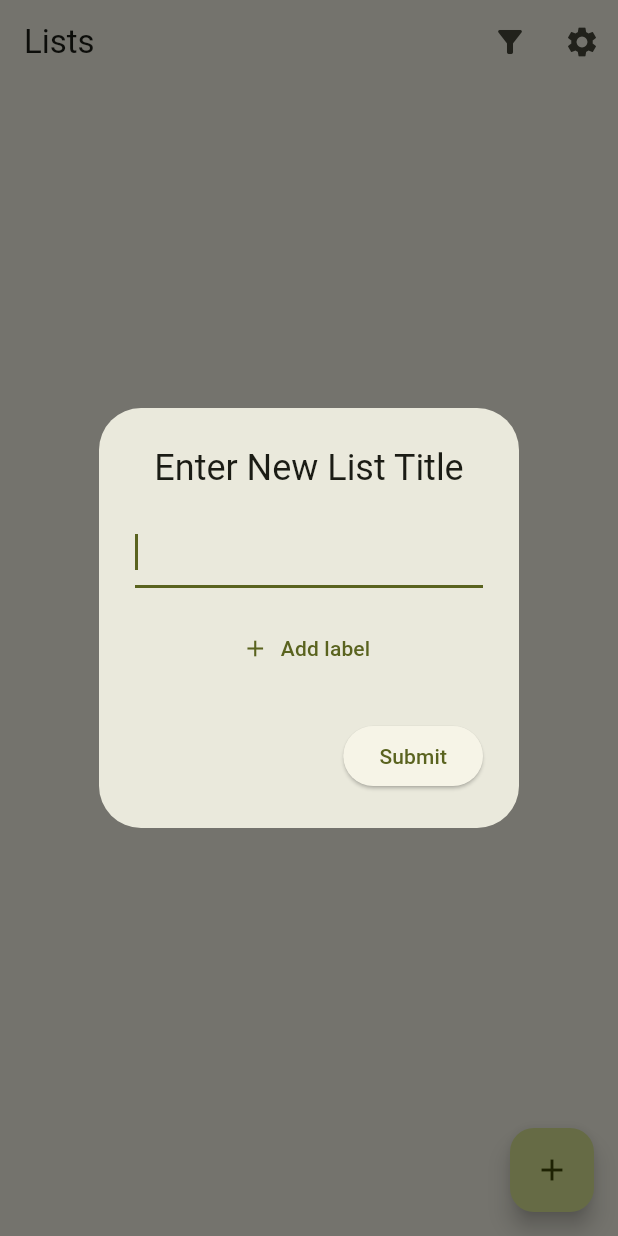
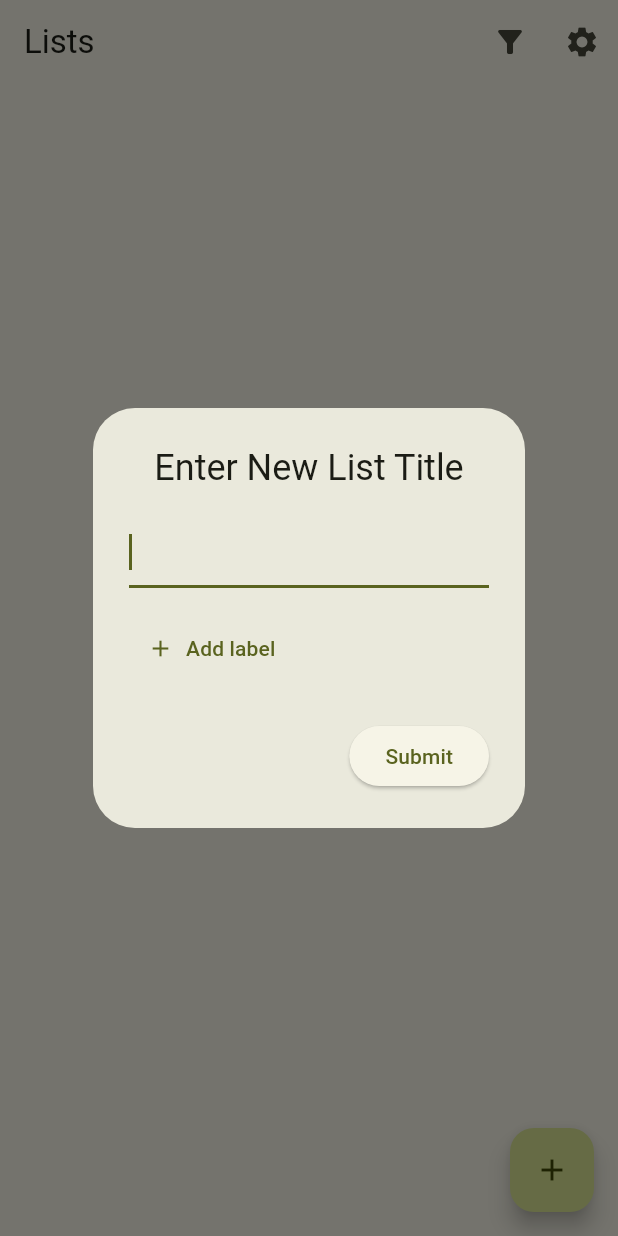
Before and after one commit to Pertempto/Lists, a Flutter app: the screen it shows after launch, after a tap on the "add" icon, on a phone screen of 412 x 824 dp. Run offline on Flutter 3.47's test engine with Material 2 defaults, Android fonts, the phone set to English and light mode, and no system bars; our stand-ins replace adaptive_theme, isar; missing offline and left inert: modal_side_sheet; accounts and stored records are empty; generated files the repository leaves out were written again.

Commit message:
Made list settings dialog display of labels a little prettier

```diff
--- a/lib/view/list_settings_dialog.dart
+++ b/lib/view/list_settings_dialog.dart
@@ -41,7 +41,9 @@ class _ListSettingsDialogState extends State<ListSettingsDialog> {
             onFieldSubmitted: (_) => _submitNewItemValue(),
           ),
           const SizedBox(height: 16),
-          Wrap(
+          SizedBox(
+            width: 240,
+            child: Wrap(
                 spacing: 4,
                 runSpacing: 4,
                 children: widget.listModel.labels
@@ -60,14 +62,16 @@ class _ListSettingsDialogState extends State<ListSettingsDialog> {
                         final newLabel = await showDialog(
                           context: context,
                           builder: (context) => AddLabelDialog(
-                            labels: widget.labels, listModel: widget.listModel),
+                              labels: widget.labels,
+                              listModel: widget.listModel),
                         );
                         if (newLabel != null) {
                           widget.listModel.addLabel(newLabel);
                           setState(() {});
                         }
                       })
-              ]).toList())
+                ]).toList()),
+          )
         ],
       ),
       actions: [
```
Lines whose indentation alone changed are shown as unchanged.
